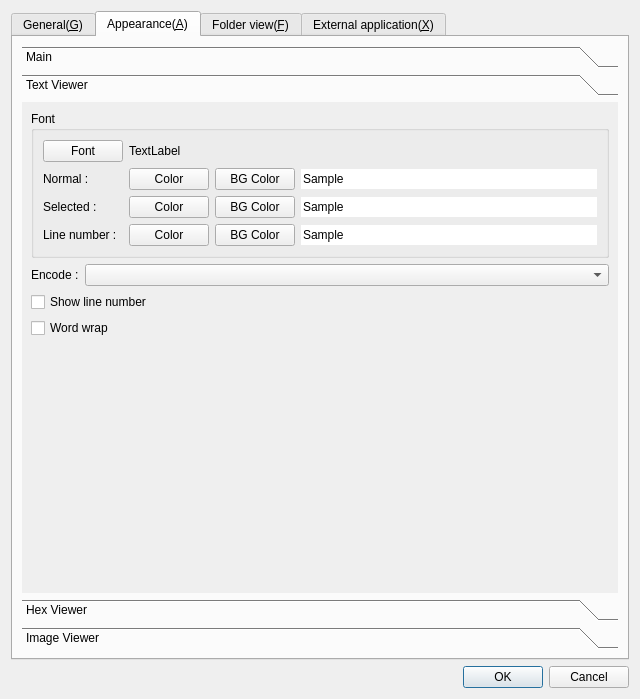
Above: preferencesdialog.ui from haraki/farman before the change. Below: the same form after it.
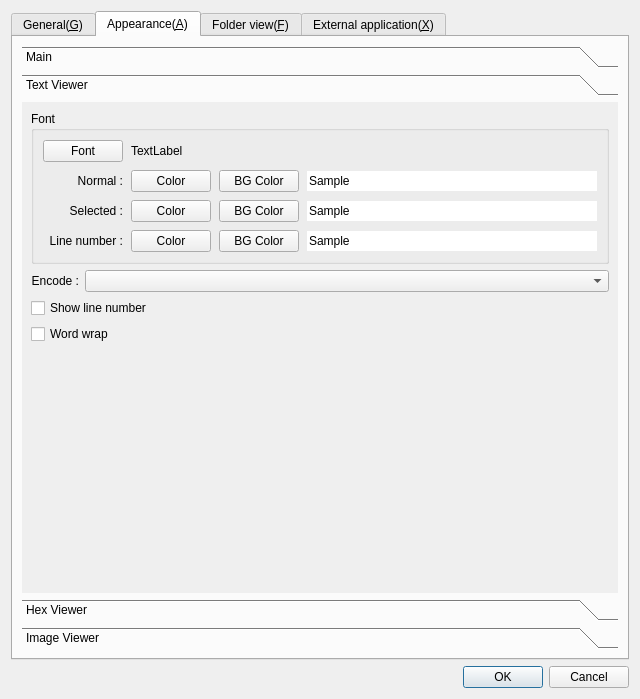
That is the form after the change. The open tabs and pages were chosen to show the change.

The edit to the form file:
```diff
--- a/preferencesdialog.ui
+++ b/preferencesdialog.ui
@@ -920,8 +920,8 @@
            <rect>
             <x>0</x>
             <y>0</y>
-            <width>346</width>
-            <height>281</height>
+            <width>570</width>
+            <height>422</height>
            </rect>
           </property>
           <attribute name="label">
@@ -940,6 +940,9 @@
              <property name="text">
               <string>Encode :</string>
              </property>
+             <property name="alignment">
+              <set>Qt::AlignRight|Qt::AlignTrailing|Qt::AlignVCenter</set>
+             </property>
             </widget>
            </item>
            <item row="1" column="1">
@@ -955,6 +958,9 @@
               <string>Font</string>
              </property>
              <layout class="QGridLayout" name="gridLayout_11" columnstretch="0,0,0,0">
+              <property name="spacing">
+               <number>8</number>
+              </property>
               <item row="0" column="0">
                <widget class="QPushButton" name="textViewerFontPushButton">
                 <property name="text">
@@ -998,7 +1004,7 @@
                  <string>Selected :</string>
                 </property>
                 <property name="alignment">
-                 <set>Qt::AlignLeading|Qt::AlignLeft|Qt::AlignVCenter</set>
+                 <set>Qt::AlignRight|Qt::AlignTrailing|Qt::AlignVCenter</set>
                 </property>
                </widget>
               </item>
@@ -1038,7 +1044,7 @@
                  <string>Line number :</string>
                 </property>
                 <property name="alignment">
-                 <set>Qt::AlignLeading|Qt::AlignLeft|Qt::AlignVCenter</set>
+                 <set>Qt::AlignRight|Qt::AlignTrailing|Qt::AlignVCenter</set>
                 </property>
                </widget>
               </item>
@@ -1084,6 +1090,9 @@
                 <property name="text">
                  <string>Normal :</string>
                 </property>
+                <property name="alignment">
+                 <set>Qt::AlignRight|Qt::AlignTrailing|Qt::AlignVCenter</set>
+                </property>
                </widget>
               </item>
              </layout>
```
Left out of the diff: 143 changed lines with no effect on the pictures.
